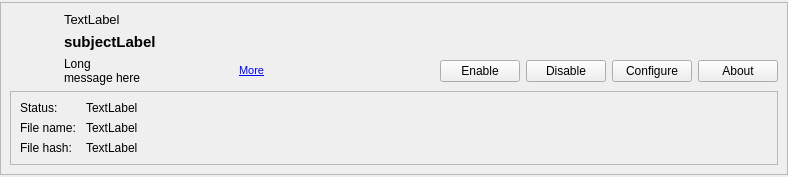
Old version of the form retroshare-gui/src/gui/settings/PluginItem.ui in the repository RetroShare/RetroShare.
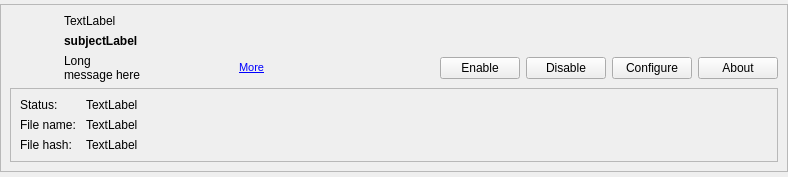
New version of the form. Custom widgets are drawn as their Qt base class.

Commit message: Moved font size definitions from ui files to default qss. Added new base class StyledLabel to emulate the missing font-size by factor in qss.

```diff
--- a/retroshare-gui/src/gui/settings/PluginItem.ui
+++ b/retroshare-gui/src/gui/settings/PluginItem.ui
@@ -76,11 +76,6 @@
          <layout class="QVBoxLayout" name="verticalLayout_5">
           <item>
            <widget class="QLabel" name="infoLabel">
-            <property name="font">
-             <font>
-              <pointsize>10</pointsize>
-             </font>
-            </property>
             <property name="text">
              <string>TextLabel</string>
             </property>
@@ -96,7 +91,6 @@
             </property>
             <property name="font">
              <font>
-              <pointsize>11</pointsize>
               <weight>75</weight>
               <bold>true</bold>
              </font>
@@ -291,6 +285,13 @@
    </item>
   </layout>
  </widget>
+ <customwidgets>
+  <customwidget>
+   <class>StyledLabel</class>
+   <extends>QLabel</extends>
+   <header>gui/common/StyledLabel.h</header>
+  </customwidget>
+ </customwidgets>
  <resources/>
  <connections/>
 </ui>
```
Left out of the diff: 2 changed lines with no effect on the pictures. The commit also changes 41 other files.
